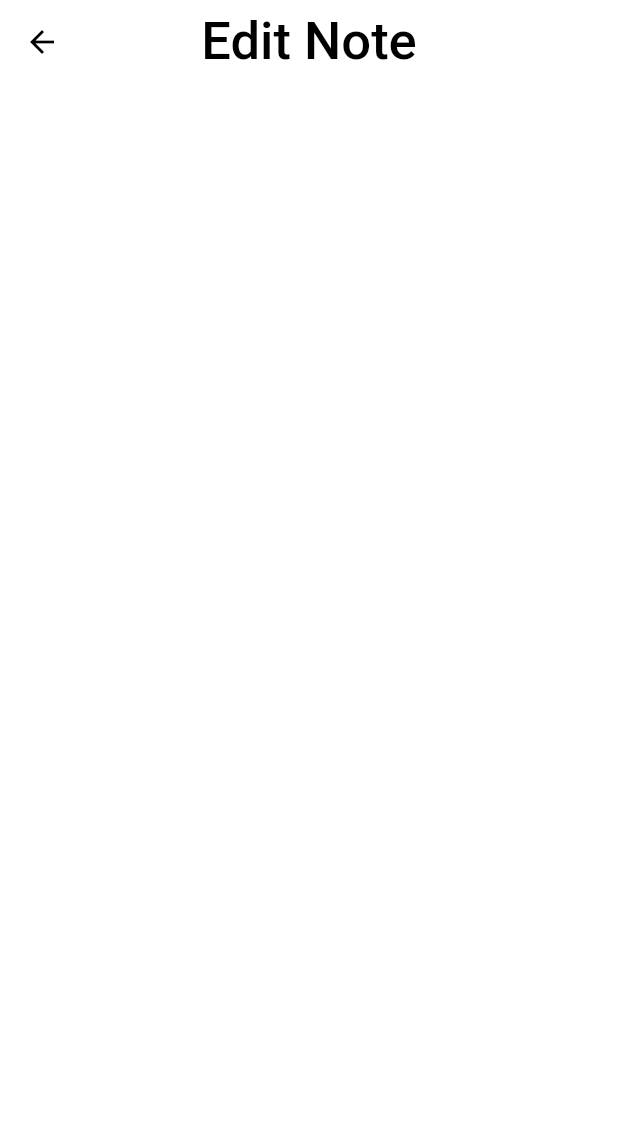
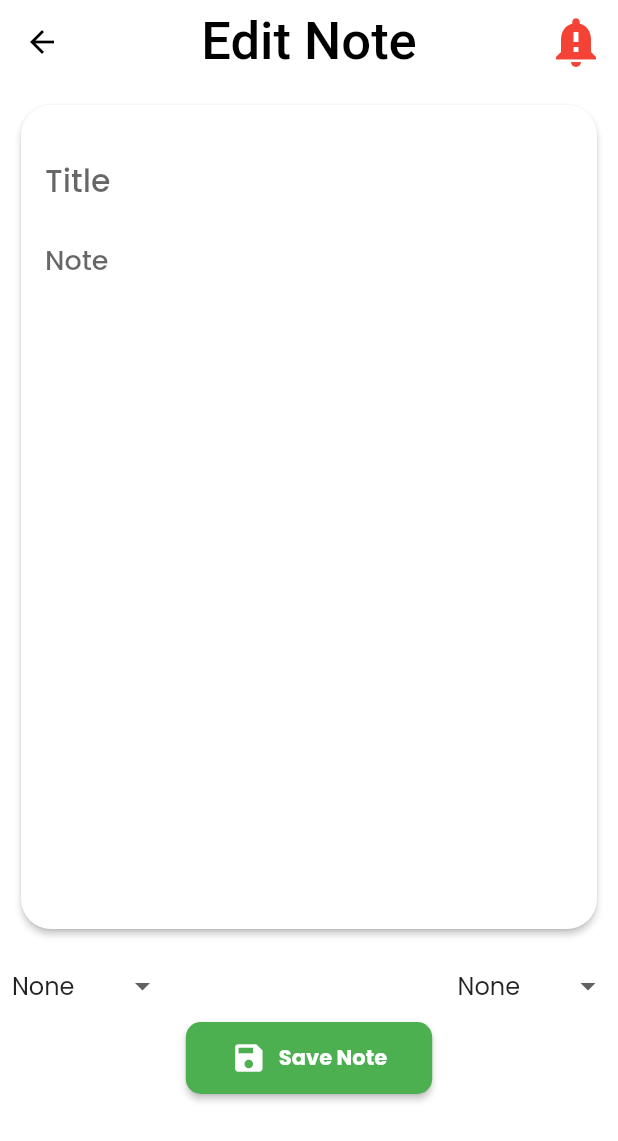
Before and after one commit to adarshbalu/note_worthy, a Flutter app: the NoteScreen screen opened directly, on a phone screen of 412 x 824 dp. Shown: the top 1141 px of the screen. Run offline on Flutter 3.47's test engine with Material 2 defaults, Android fonts, the phone set to English and light mode, and no system bars; our stand-ins replace google_fonts, moor, moor_flutter; generated files the repository leaves out were written again.

Commit message:
Completed note screen ui

```diff
--- a/lib/ui/note_screen/note_screen.dart
+++ b/lib/ui/note_screen/note_screen.dart
@@ -1,4 +1,6 @@
+import 'package:flutter/cupertino.dart';
 import 'package:flutter/material.dart';
+import 'package:flutter/widgets.dart';
 
 class NoteScreen extends StatefulWidget {
   @override
@@ -6,14 +8,151 @@ class NoteScreen extends StatefulWidget {
 }
 
 class _NoteScreenState extends State<NoteScreen> {
+  TextEditingController title, body;
+  @override
+  void initState() {
+    title = TextEditingController();
+    body = TextEditingController();
+    super.initState();
+  }
+
   @override
   Widget build(BuildContext context) {
+    TextStyle textStyle = Theme.of(context).textTheme.bodyText1;
     return Scaffold(
       appBar: AppBar(
         title: Text('Edit Note'),
         centerTitle: true,
+        actions: <Widget>[
+          Padding(
+            padding: const EdgeInsets.only(right: 8.0),
+            child: Icon(
+              Icons.notification_important,
+              size: 40,
+              color: Colors.red,
+            ),
+          )
+        ],
       ),
-      body: ListView(),
+      body: SingleChildScrollView(
+        child: Column(
+          mainAxisAlignment: MainAxisAlignment.center,
+          children: <Widget>[
+            Padding(
+              padding: EdgeInsets.only(
+                  top: 10.0, left: 10.0, right: 10.0, bottom: 10),
+              child: Card(
+                shape: RoundedRectangleBorder(
+                    borderRadius: BorderRadius.circular(20)),
+                elevation: 2,
+                child: Container(
+                  constraints: BoxConstraints(
+                      minHeight: MediaQuery.of(context).size.height / 1.5),
+                  padding: const EdgeInsets.all(8.0),
+                  child: ListView(
+                    shrinkWrap: true,
+                    children: <Widget>[
+                      Padding(
+                        padding: EdgeInsets.only(
+                            left: 8, right: 8, top: 15.0, bottom: 0),
+                        child: TextField(
+                          controller: title,
+                          style: textStyle.copyWith(fontSize: 21),
+                          onChanged: (value) {},
+                          decoration: InputDecoration(
+                            hintText: 'Title',
+                            labelStyle: textStyle.copyWith(fontSize: 21),
+                            border: InputBorder.none,
+                            focusedBorder: InputBorder.none,
+                            enabledBorder: InputBorder.none,
+                            errorBorder: InputBorder.none,
+                            disabledBorder: InputBorder.none,
+                          ),
+                        ),
+                      ),
+                      Padding(
+                        padding: EdgeInsets.only(
+                            left: 8, right: 8, top: 0, bottom: 0.0),
+                        child: TextField(
+                          controller: body,
+                          style: textStyle.copyWith(fontSize: 18),
+                          onChanged: (value) {},
+                          minLines: 11,
+                          maxLines: 11,
+                          decoration: InputDecoration(
+                            hintText: 'Note',
+                            labelStyle: textStyle.copyWith(fontSize: 18),
+                            border: InputBorder.none,
+                            focusedBorder: InputBorder.none,
+                            enabledBorder: InputBorder.none,
+                            errorBorder: InputBorder.none,
+                            disabledBorder: InputBorder.none,
+                          ),
+                        ),
+                      ),
+                    ],
+                  ),
+                ),
+              ),
+            ),
+            Row(
+              mainAxisAlignment: MainAxisAlignment.spaceBetween,
+              children: <Widget>[
+                Padding(
+                  padding: EdgeInsets.only(left: 8.0),
+                  child: DropdownButton(
+                    hint: Text('Category'),
+                    underline: SizedBox(),
+                    onChanged: (v) {},
+                    items: [
+                      DropdownMenuItem(
+                        value: 'None',
+                        child: Text('None'),
+                      ),
+                      DropdownMenuItem(
+                        value: 'Home',
+                        child: Text('Home'),
+                      ),
+                    ],
+                    value: 'None',
+                  ),
+                ),
+                Padding(
+                  padding: EdgeInsets.only(right: 8.0),
+                  child: DropdownButton(
+                    hint: Text('Category'),
+                    underline: SizedBox(),
+                    onChanged: (v) {},
+                    items: [
+                      DropdownMenuItem(
+                        value: 'None',
+                        child: Text('None'),
+                      ),
+                      DropdownMenuItem(
+                        value: 'Home',
+                        child: Text('To-do'),
+                      ),
+                    ],
+                    value: 'None',
+                  ),
+                )
+              ],
+            ),
+            RaisedButton.icon(
+                shape: RoundedRectangleBorder(
+                    borderRadius: BorderRadius.circular(10)),
+                onPressed: () {},
+                padding: EdgeInsets.symmetric(vertical: 12, horizontal: 30),
+                color: Colors.green,
+                textColor: Colors.white,
+                icon: Icon(Icons.save),
+                label: Text(
+                  'Save Note',
+                  style: TextStyle(fontWeight: FontWeight.bold),
+                ))
+          ],
+        ),
+      ),
     );
   }
 }
```
